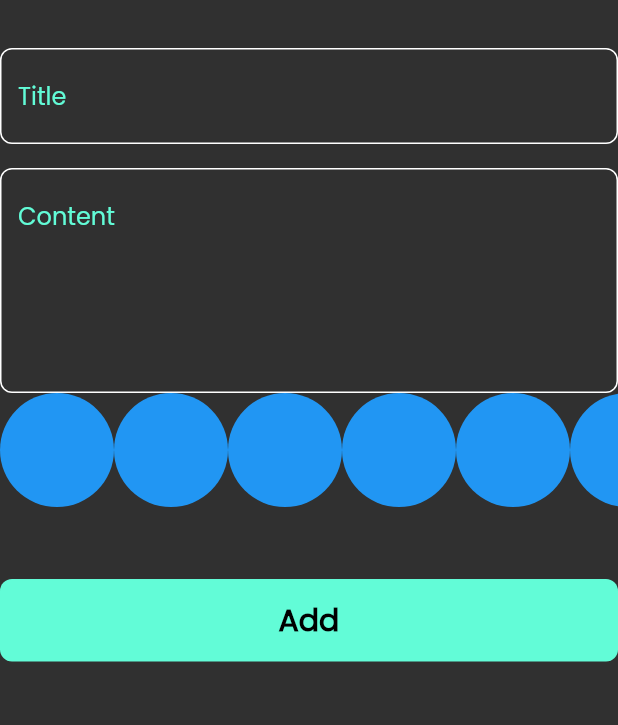
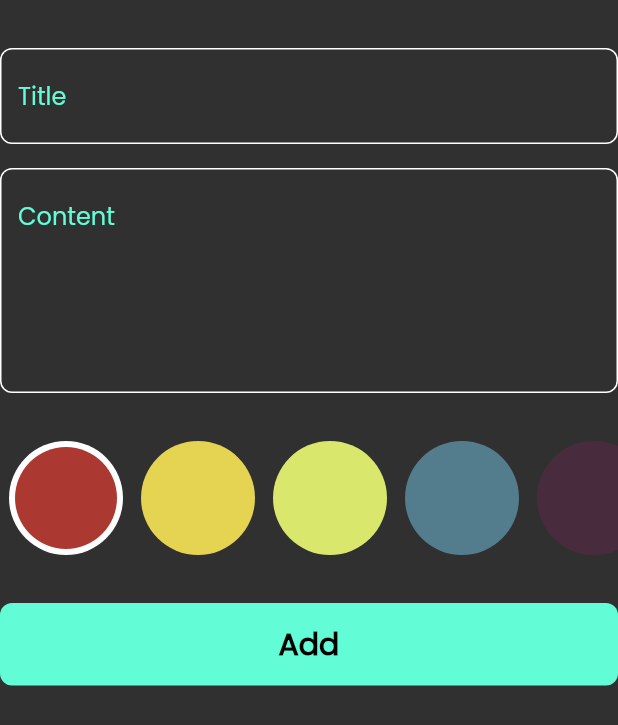
Before and after one commit to MostafaSoubi7/notes_app, a Flutter app: the AddNoteForm widget shown alone on an empty page, opened directly, on a phone screen of 412 x 824 dp. Shown: the top 725 px of the screen. Run offline on Flutter 3.47's test engine with Material 3 defaults, Android fonts, the phone set to English and light mode, and no system bars; our stand-ins replace bloc, flutter_bloc, font_awesome_flutter, hive, hive_flutter; accounts and stored records are empty.

Commit message:
colors list view part two

```diff
--- a/lib/views/widgets/add_note_form.dart
+++ b/lib/views/widgets/add_note_form.dart
@@ -48,9 +48,12 @@ class _AddNoteFormState extends State<AddNoteForm> {
             hint: "Content",
             maxLines: 5,
           ),
+          const SizedBox(
+            height: 32,
+          ),
           const ColorsListView(),
           const SizedBox(
-            height: 48,
+            height: 32,
           ),
 
           // const ColorItem(),
--- a/lib/views/widgets/colors_list_view.dart
+++ b/lib/views/widgets/colors_list_view.dart
@@ -1,29 +1,67 @@
 import 'package:flutter/material.dart';
 
 class ColorItem extends StatelessWidget {
-  const ColorItem({super.key});
+  const ColorItem({super.key, required this.isActive, required this.color});
+
+  final bool isActive;
+  final Color color;
 
   @override
   Widget build(BuildContext context) {
-    return const CircleAvatar(
-      radius: 38,
-      backgroundColor: Colors.blue,
-    );
+    return isActive
+        ? CircleAvatar(
+            radius: 38,
+            backgroundColor: Colors.white,
+            child: CircleAvatar(
+              radius: 34,
+              backgroundColor: color,
+            ),
+          )
+        : CircleAvatar(
+            radius: 38,
+            backgroundColor: color,
+          );
   }
 }
 
-class ColorsListView extends StatelessWidget {
+class ColorsListView extends StatefulWidget {
   const ColorsListView({super.key});
 
+  @override
+  State<ColorsListView> createState() => _ColorsListViewState();
+}
+
+class _ColorsListViewState extends State<ColorsListView> {
+  int currentIndex = 0;
+
+  List<Color> colors = const [
+    Color(0xffAC3931),
+    Color(0xffE5D352),
+    Color(0xffD9E76C),
+    Color(0xff537D8D),
+    Color(0xff482C3D),
+  ];
   @override
   Widget build(BuildContext context) {
     return SizedBox(
       height: 38 * 2,
       child: ListView.builder(
-          itemCount: 10,
+          itemCount: colors.length,
           scrollDirection: Axis.horizontal,
           itemBuilder: (context, index) {
-            return const ColorItem();
+            return Padding(
+              padding: const EdgeInsets.symmetric(horizontal: 6),
+              child: GestureDetector(
+                onTap: () {
+                  currentIndex = index;
+                  setState(() {});
+                },
+                child: ColorItem(
+                  isActive: currentIndex == index,
+                  color: colors[index],
+                ),
+              ),
+            );
           }),
     );
   }
```
